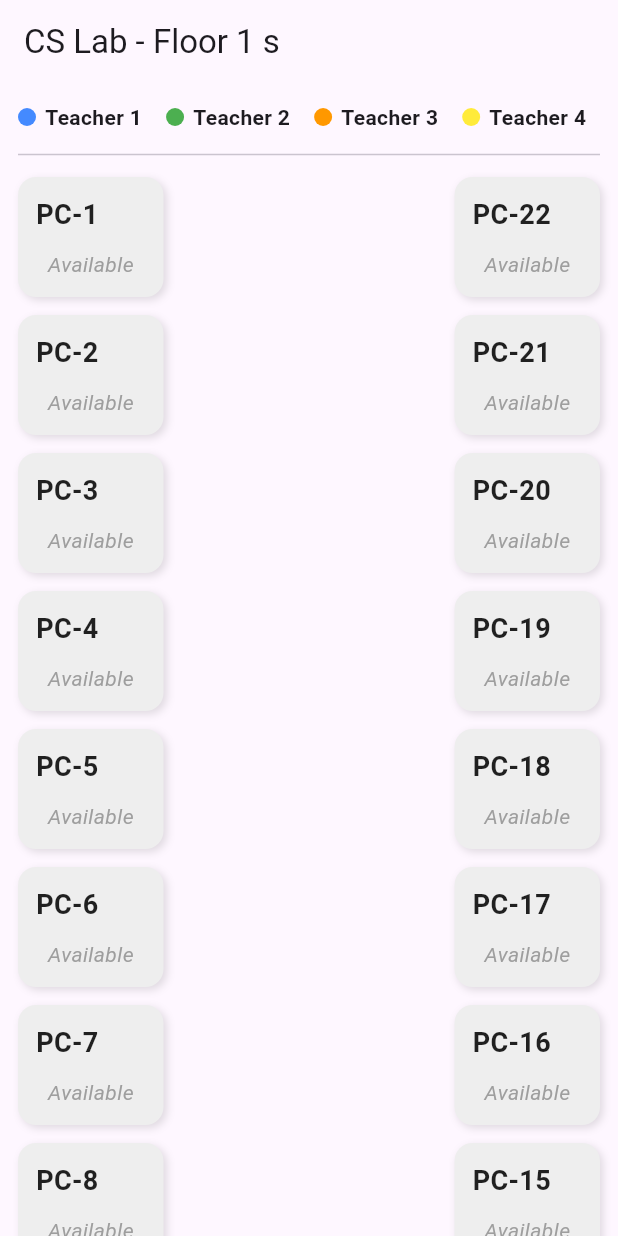
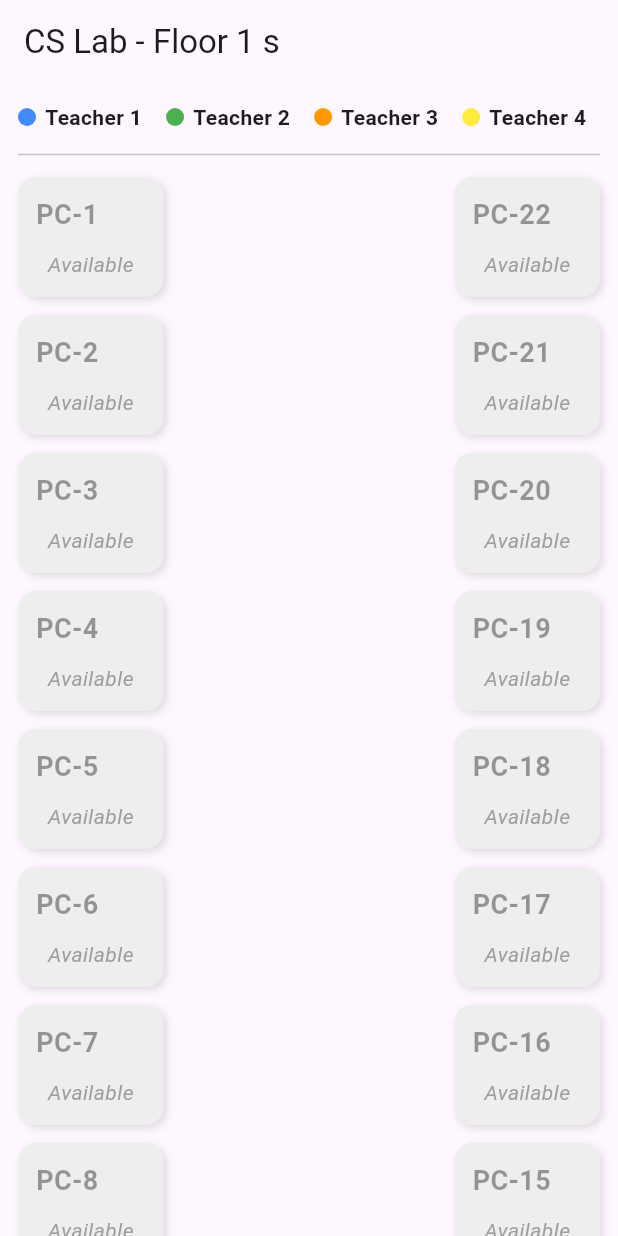
Before and after one commit to networksystemzwnd-ship-it/lab_chart, a Flutter app: the screen it shows after launch, on a phone screen of 412 x 824 dp. Run offline on Flutter 3.47's test engine with Material 3 defaults, Android fonts, the phone set to English and light mode, and no system bars; our stand-ins replace equatable, flutter_bloc.

Commit message:
Adaptive UI for lab overview page

```diff
--- a/lib/features/lab/presentation/pages/lab_overview_page.dart
+++ b/lib/features/lab/presentation/pages/lab_overview_page.dart
@@ -14,46 +14,53 @@ class LabOverviewPage extends StatelessWidget {
   Widget build(BuildContext context) {
     return Scaffold(
       appBar: AppBar(title: const Text("CS Lab - Floor 1 s")),
-
-      // Use BlocBuilder to listen to state changes
       body: BlocBuilder<LabBloc, LabState>(
         builder: (context, state) {
-          if (state is LabInitial) {
+          if (state is LabInitial || state is LabLoading) {
             return const Center(child: CircularProgressIndicator());
-          } else if (state is LabLoading) {
-            return const Center(child: CircularProgressIndicator());
-          } else if (state is LabLoaded) {
-            // 1. Prepare the data
+          }
+
+          if (state is LabLoaded) {
             final systems = state.systems;
+
+            return LayoutBuilder(
+              builder: (context, constraints) {
+                final isDesktop = constraints.maxWidth >= 1000;
+
                 final int total = systems.length;
                 final int half = (total / 2).ceil();
 
-            // This ensures Column 1 has 1-11 and Column 2 has 12-22
+                // Desktop logic
                 final leftList = systems.sublist(0, half);
-            final rightList = systems.sublist(half).reversed;
+                final rightList = systems.sublist(half);
 
                 return SingleChildScrollView(
                   padding: const EdgeInsets.all(12),
                   child: Column(
                     children: [
-                  // Pass dynamic color map from state
                       TeacherLegend(teacherColors: state.teacherColorMap),
                       const Divider(height: 30),
 
+                      // Mobile layout
+                      if (!isDesktop)
                         Row(
                           crossAxisAlignment: CrossAxisAlignment.start,
                           children: [
-                      // LEFT COLUMN (1 to 11)
+                            // LEFT COLUMN
                             Expanded(
                               child: Column(
                                 children: leftList
                                     .map(
                                       (system) => Padding(
-                                  padding: const EdgeInsets.only(bottom: 12),
+                                        padding: const EdgeInsets.only(
+                                          bottom: 12,
+                                        ),
                                         child: ComputerSystemCard(
                                           system: system,
-                                    onTap: () =>
-                                        _showAssignmentDialog(context, system),
+                                          onTap: () => _showAssignmentDialog(
+                                            context,
+                                            system,
+                                          ),
                                         ),
                                       ),
                                     )
@@ -63,17 +70,21 @@ class LabOverviewPage extends StatelessWidget {
 
                             Spacer(flex: 2),
 
-                      // RIGHT COLUMN (12 to 22)
+                            // RIGHT COLUMN
                             Expanded(
                               child: Column(
-                          children: rightList
+                                children: rightList.reversed
                                     .map(
                                       (system) => Padding(
-                                  padding: const EdgeInsets.only(bottom: 12),
+                                        padding: const EdgeInsets.only(
+                                          bottom: 12,
+                                        ),
                                         child: ComputerSystemCard(
                                           system: system,
-                                    onTap: () =>
-                                        _showAssignmentDialog(context, system),
+                                          onTap: () => _showAssignmentDialog(
+                                            context,
+                                            system,
+                                          ),
                                         ),
                                       ),
                                     )
@@ -81,13 +92,69 @@ class LabOverviewPage extends StatelessWidget {
                               ),
                             ),
                           ],
+                        )
+                      // Desktop layout
+                      else
+                        Column(
+                          crossAxisAlignment: CrossAxisAlignment.stretch,
+                          mainAxisAlignment: MainAxisAlignment.spaceAround,
+                          mainAxisSize: MainAxisSize.min,
+                          children: [
+                            // LEFT COLUMN (reversed first half)
+                            Row(
+                              mainAxisAlignment: MainAxisAlignment.spaceAround,
+                              children: leftList.reversed
+                                  .map(
+                                    (system) => Padding(
+                                      padding: const EdgeInsets.only(
+                                        bottom: 12,
+                                      ),
+                                      child: ComputerSystemCard(
+                                        system: system,
+                                        onTap: () => _showAssignmentDialog(
+                                          context,
+                                          system,
+                                        ),
+                                      ),
+                                    ),
+                                  )
+                                  .toList(),
+                            ),
+
+                            const SizedBox(height: 120),
+                            // RIGHT COLUMN (normal second half)
+                            Row(
+                              mainAxisAlignment: MainAxisAlignment.spaceAround,
+                              children: rightList
+                                  .map(
+                                    (system) => Padding(
+                                      padding: const EdgeInsets.only(
+                                        bottom: 12,
+                                      ),
+                                      child: ComputerSystemCard(
+                                        system: system,
+                                        onTap: () => _showAssignmentDialog(
+                                          context,
+                                          system,
+                                        ),
+                                      ),
+                                    ),
+                                  )
+                                  .toList(),
+                            ),
+                          ],
                         ),
                     ],
                   ),
                 );
-          } else if (state is LabError) {
+              },
+            );
+          }
+
+          if (state is LabError) {
             return Center(child: Text('Here is the message ${state.message}'));
           }
+
           return const SizedBox.shrink();
         },
       ),
@@ -99,7 +166,6 @@ class LabOverviewPage extends StatelessWidget {
       context: context,
       isScrollControlled: true,
       builder: (ctx) {
-        // IMPORTANT: Pass the existing Bloc to the BottomSheet
         return BlocProvider.value(
           value: BlocProvider.of<LabBloc>(context),
           child: AssignmentForm(systemId: system.id),
--- a/lib/features/lab/presentation/widgets/computer_system_card.dart
+++ b/lib/features/lab/presentation/widgets/computer_system_card.dart
@@ -21,7 +21,7 @@ class ComputerSystemCard extends StatelessWidget {
         ? system.currentAssignment!.teacherColor
         : Colors.grey[200];
 
-    final textColor = isOccupied ? Colors.white : Colors.black87;
+    final textColor = isOccupied ? Colors.white : Colors.black38;
 
     return GestureDetector(
       onTap: onTap,
```
Lines whose indentation alone changed are shown as unchanged.
